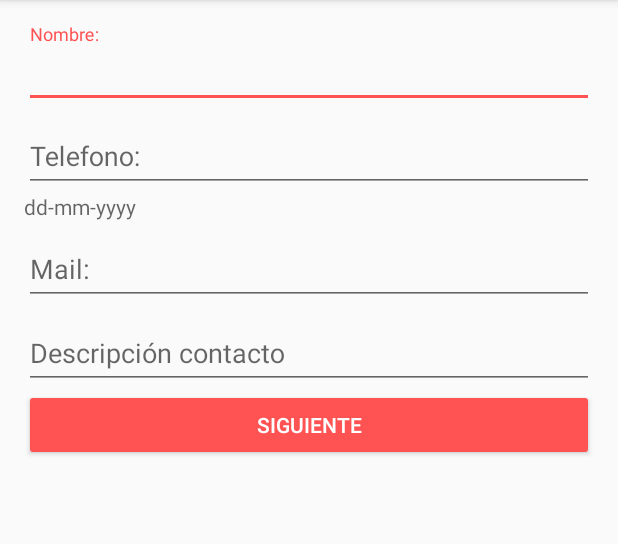
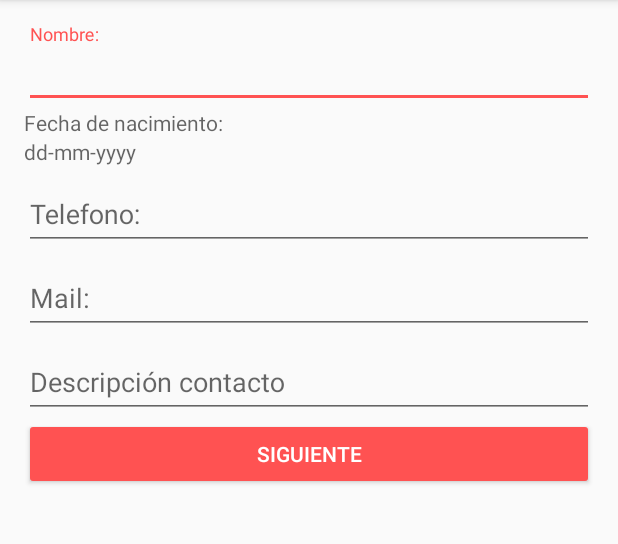
Before and after one commit to LaiaLechma/Perfil-Master, an Android app: the screen it shows after launch (MainActivity), on a phone screen of 412 x 824 dp, the part 84-628 px from its top. Run offline under Robolectric (Android 15) with nearby library versions, the phone set to English and light mode, and no system bars.

Commit message:
mejora del calendario

```diff
--- a/app/src/main/res/layout/activity_main.xml
+++ b/app/src/main/res/layout/activity_main.xml
@@ -32,6 +32,18 @@
 
     </android.support.design.widget.TextInputLayout>
 
+    <TextView
+        android:layout_width="wrap_content"
+        android:layout_height="wrap_content"
+        android:hint="@string/fecha"
+        android:id="@+id/titulofecha"/>
+
+    <TextView
+        android:layout_width="wrap_content"
+        android:layout_height="wrap_content"
+        android:hint="dd-mm-yyyy"
+        android:id="@+id/fecha"/>
+
     <android.support.design.widget.TextInputLayout
         android:id="@+id/input_layout_telefono"
         android:layout_width="match_parent"
@@ -45,11 +57,7 @@
 
     </android.support.design.widget.TextInputLayout>
 
-    <TextView
-        android:layout_width="wrap_content"
-        android:layout_height="wrap_content"
-        android:hint="dd-mm-yyyy"
-        android:id="@+id/fecha"/>
+
 
     <android.support.design.widget.TextInputLayout
         android:id="@+id/input_layout_email"
```
